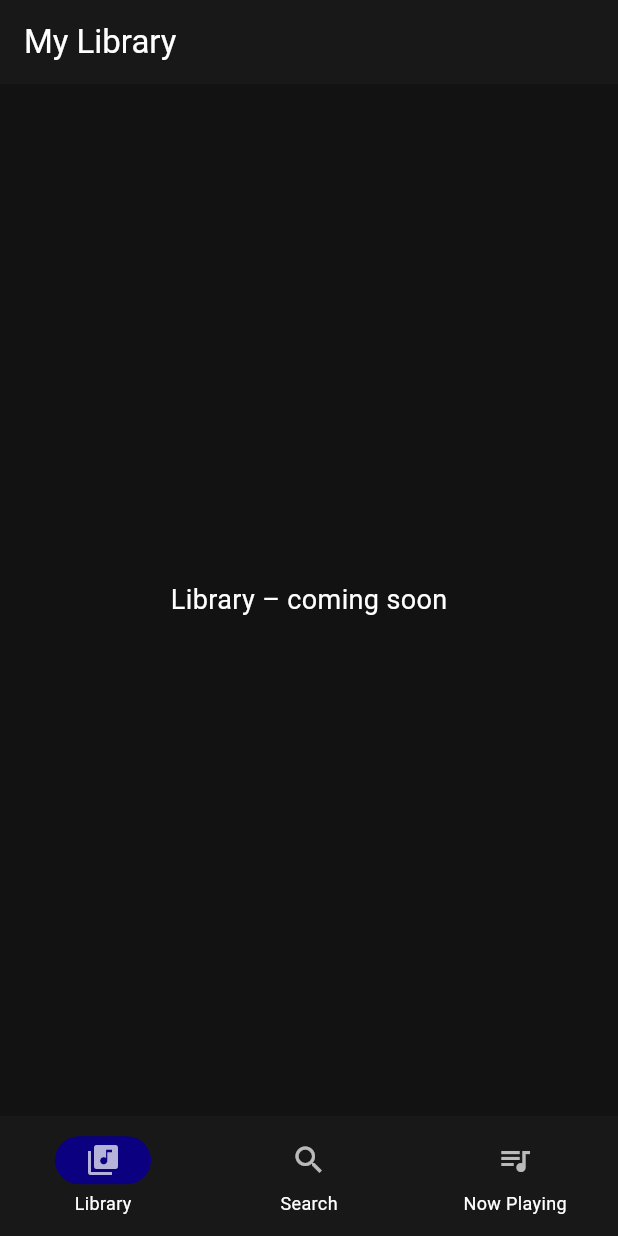
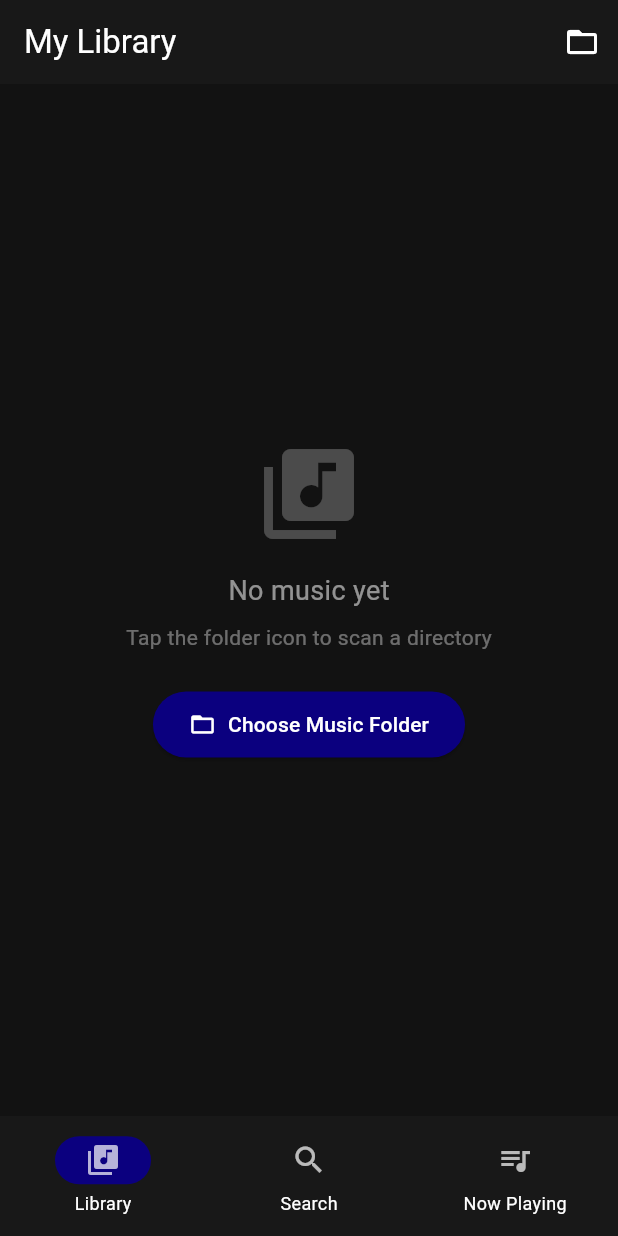
Before and after one commit to weviu/melodi, a Flutter app: the screen it shows after launch, on a phone screen of 412 x 824 dp. Run offline on Flutter 3.47's test engine with Material 3 defaults, Android fonts, the phone set to English and light mode, and no system bars; our stand-ins replace file_picker, sqflite, sqflite_common_ffi; missing offline and left inert: metadata_god; accounts and stored records are empty.

Commit message:
added a local music scanner under library tab

```diff
--- /dev/null
+++ b/lib/data/song_model.dart
@@ -0,0 +1,37 @@
+import 'dart:typed_data';
+
+class Song {
+  final int? id;
+  final String title;
+  final String artist;
+  final String album;
+  final String filePath;
+  final Uint8List? albumArt;
+
+  const Song({
+    this.id,
+    required this.title,
+    required this.artist,
+    required this.album,
+    required this.filePath,
+    this.albumArt,
+  });
+
+  Map<String, dynamic> toMap() => {
+        if (id != null) 'id': id,
+        'title': title,
+        'artist': artist,
+        'album': album,
+        'file_path': filePath,
+        'album_art': albumArt,
+      };
+
+  static Song fromMap(Map<String, dynamic> map) => Song(
+        id: map['id'] as int?,
+        title: map['title'] as String? ?? 'Unknown Title',
+        artist: map['artist'] as String? ?? 'Unknown Artist',
+        album: map['album'] as String? ?? 'Unknown Album',
+        filePath: map['file_path'] as String,
+        albumArt: map['album_art'] as Uint8List?,
+      );
+}
--- a/lib/pages/library_page.dart
+++ b/lib/pages/library_page.dart
@@ -1,20 +1,171 @@
+import 'dart:typed_data';
+
+import 'package:file_picker/file_picker.dart';
 import 'package:flutter/material.dart';
 
-class LibraryPage extends StatelessWidget {
+import '../data/database_helper.dart';
+import '../data/song_model.dart';
+import '../services/scanner_service.dart';
+
+class LibraryPage extends StatefulWidget {
   const LibraryPage({super.key});
+
+  @override
+  State<LibraryPage> createState() => _LibraryPageState();
+}
+
+class _LibraryPageState extends State<LibraryPage> {
+  final _db = DatabaseHelper();
+  final _scanner = ScannerService();
+
+  List<Song> _songs = [];
+  bool _isScanning = false;
+
+  @override
+  void initState() {
+    super.initState();
+    _loadFromDb();
+  }
+
+  Future<void> _loadFromDb() async {
+    final songs = await _db.getAllSongs();
+    if (mounted) setState(() => _songs = songs);
+  }
+
+  Future<void> _pickAndScan() async {
+    final dir = await FilePicker.platform.getDirectoryPath(
+      dialogTitle: 'Choose Music Folder',
+    );
+    if (dir == null) return;
+
+    setState(() => _isScanning = true);
+    try {
+      final songs = await _scanner.scanDirectory(dir);
+      await _db.clearSongs();
+      await _db.insertSongs(songs);
+      await _loadFromDb();
+    } finally {
+      if (mounted) setState(() => _isScanning = false);
+    }
+  }
 
   @override
   Widget build(BuildContext context) {
     return Scaffold(
       appBar: AppBar(
         title: const Text('My Library'),
+        actions: [
+          if (_isScanning)
+            const Padding(
+              padding: EdgeInsets.symmetric(horizontal: 16),
+              child: Center(
+                child: SizedBox(
+                  width: 20,
+                  height: 20,
+                  child: CircularProgressIndicator(strokeWidth: 2),
+                ),
+              ),
+            )
+          else
+            IconButton(
+              icon: const Icon(Icons.folder_open),
+              tooltip: 'Choose Music Folder',
+              onPressed: _pickAndScan,
+            ),
+        ],
       ),
-      body: const Center(
-        child: Text(
-          'Library – coming soon',
-          style: TextStyle(fontSize: 18),
+      body: _songs.isEmpty
+          ? Center(
+              child: Column(
+                mainAxisSize: MainAxisSize.min,
+                children: [
+                  Icon(Icons.library_music,
+                      size: 72, color: Colors.white24),
+                  const SizedBox(height: 16),
+                  const Text(
+                    'No music yet',
+                    style: TextStyle(fontSize: 18, color: Colors.white54),
+                  ),
+                  const SizedBox(height: 8),
+                  const Text(
+                    'Tap the folder icon to scan a directory',
+                    style: TextStyle(color: Colors.white38),
+                  ),
+                  const SizedBox(height: 24),
+                  ElevatedButton.icon(
+                    onPressed: _isScanning ? null : _pickAndScan,
+                    icon: const Icon(Icons.folder_open),
+                    label: const Text('Choose Music Folder'),
+                    style: ElevatedButton.styleFrom(
+                      backgroundColor: const Color(0xFF0b007f),
+                      foregroundColor: Colors.white,
+                      padding: const EdgeInsets.symmetric(
+                          horizontal: 24, vertical: 12),
+                    ),
+                  ),
+                ],
+              ),
+            )
+          : ListView.builder(
+              itemCount: _songs.length,
+              itemBuilder: (context, index) {
+                final song = _songs[index];
+                return _SongTile(song: song);
+              },
+            ),
+    );
+  }
+}
+
+class _SongTile extends StatelessWidget {
+  final Song song;
+  const _SongTile({required this.song});
+
+  @override
+  Widget build(BuildContext context) {
+    return ListTile(
+      contentPadding:
+          const EdgeInsets.symmetric(horizontal: 16, vertical: 4),
+      leading: _AlbumArt(albumArt: song.albumArt),
+      title: Text(
+        song.title,
+        maxLines: 1,
+        overflow: TextOverflow.ellipsis,
+        style: const TextStyle(
+          color: Colors.white,
+          fontWeight: FontWeight.w600,
+          fontSize: 15,
         ),
+      ),
+      subtitle: Text(
+        '${song.artist} • ${song.album}',
+        maxLines: 1,
+        overflow: TextOverflow.ellipsis,
+        style: const TextStyle(color: Colors.white54, fontSize: 13),
       ),
     );
   }
 }
+
+class _AlbumArt extends StatelessWidget {
+  final Uint8List? albumArt;
+  const _AlbumArt({this.albumArt});
+
+  @override
+  Widget build(BuildContext context) {
+    return ClipRRect(
+      borderRadius: BorderRadius.circular(4),
+      child: SizedBox(
+        width: 50,
+        height: 50,
+        child: albumArt != null
+            ? Image.memory(albumArt!, fit: BoxFit.cover)
+            : Container(
+                color: const Color(0xFF282828),
+                child: const Icon(Icons.music_note,
+                    color: Colors.white38, size: 28),
+              ),
+      ),
+    );
+  }
+}
```
Also changed, not shown: lib/data/database_helper.dart (added, +66 -0 lines), lib/main.dart (+6 -1 lines), lib/services/scanner_service.dart (added, +46 -0 lines), pubspec.yaml (+6 -2 lines).
